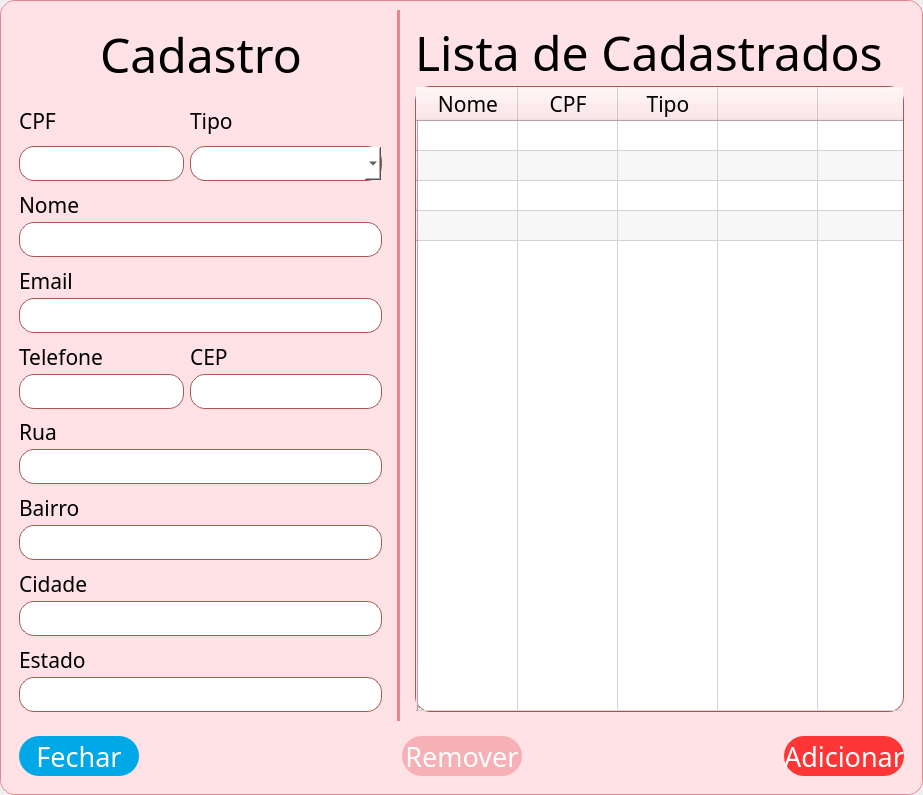
The window that arquivos .ui/Popup_Lista_pessoas.ui (jajpert/Fabrica-SW-96) describes before a commit, drawn with Qt 5.
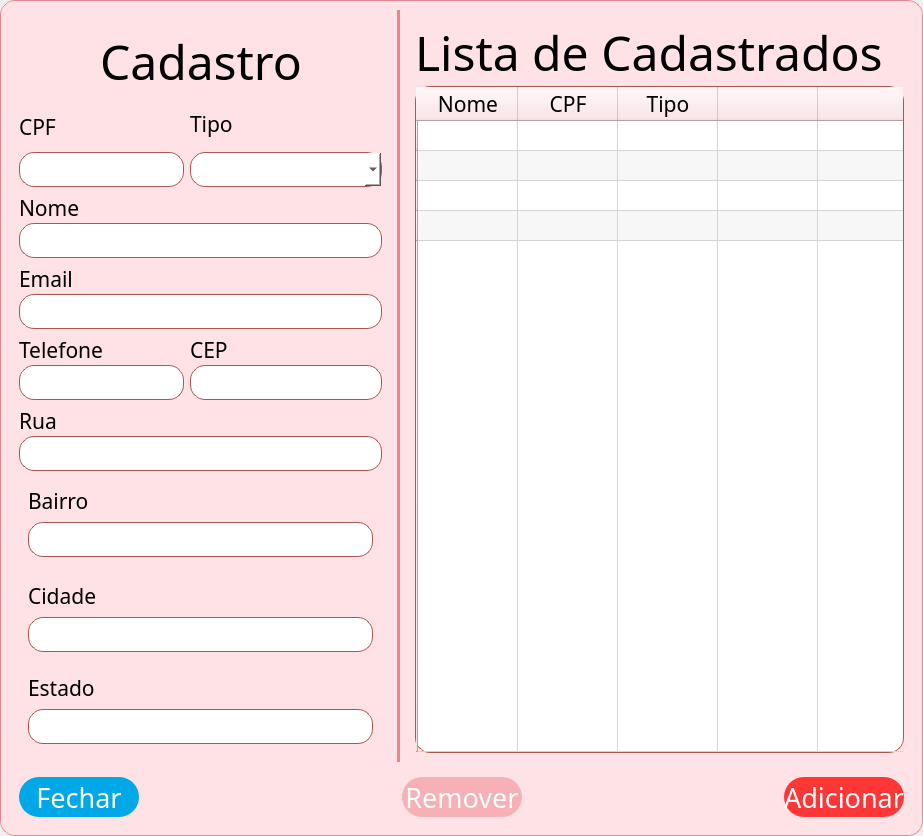
The same window after the commit.

The edit to the form file:
```diff
--- a/arquivos .ui/Popup_Lista_pessoas.ui
+++ b/arquivos .ui/Popup_Lista_pessoas.ui
@@ -339,16 +339,16 @@
               </property>
               <layout class="QHBoxLayout" name="horizontalLayout_5">
                <property name="spacing">
-                <number>0</number>
+                <number>6</number>
                </property>
                <property name="leftMargin">
-                <number>0</number>
+                <number>9</number>
                </property>
                <property name="topMargin">
-                <number>0</number>
+                <number>9</number>
                </property>
                <property name="rightMargin">
-                <number>0</number>
+                <number>9</number>
                </property>
                <property name="bottomMargin">
                 <number>0</number>
@@ -470,19 +470,19 @@
               </property>
               <layout class="QVBoxLayout" name="verticalLayout_14">
                <property name="spacing">
-                <number>0</number>
+                <number>6</number>
                </property>
                <property name="leftMargin">
-                <number>0</number>
+                <number>9</number>
                </property>
                <property name="topMargin">
-                <number>0</number>
+                <number>9</number>
                </property>
                <property name="rightMargin">
-                <number>0</number>
+                <number>9</number>
                </property>
                <property name="bottomMargin">
-                <number>0</number>
+                <number>6</number>
                </property>
                <item>
                 <widget class="QLabel" name="label_cidade_popup_oficinas_as_2">
@@ -730,19 +730,19 @@
               </property>
               <layout class="QVBoxLayout" name="verticalLayout_13">
                <property name="spacing">
-                <number>0</number>
+                <number>6</number>
                </property>
                <property name="leftMargin">
-                <number>0</number>
+                <number>9</number>
                </property>
                <property name="topMargin">
-                <number>0</number>
+                <number>9</number>
                </property>
                <property name="rightMargin">
-                <number>0</number>
+                <number>9</number>
                </property>
                <property name="bottomMargin">
-                <number>0</number>
+                <number>9</number>
                </property>
                <item>
                 <widget class="QLabel" name="label_bairro_popup_oficinas_as">
@@ -785,71 +785,6 @@
               </layout>
              </widget>
             </item>
-            <item row="1" column="0">
-             <widget class="QFrame" name="frame_3">
-              <property name="frameShape">
-               <enum>QFrame::StyledPanel</enum>
-              </property>
-              <property name="frameShadow">
-               <enum>QFrame::Raised</enum>
-              </property>
-              <layout class="QVBoxLayout" name="verticalLayout_4">
-               <property name="spacing">
-                <number>0</number>
-               </property>
-               <property name="leftMargin">
-                <number>0</number>
-               </property>
-               <property name="topMargin">
-                <number>0</number>
-               </property>
-               <property name="rightMargin">
-                <number>0</number>
-               </property>
-               <property name="bottomMargin">
-                <number>0</number>
-               </property>
-               <item>
-                <widget class="QLabel" name="label_cpf_popup_oficinas_as">
-                 <property name="font">
-                  <font>
-                   <family>Abel</family>
-                   <pointsize>16</pointsize>
-                  </font>
-                 </property>
-                 <property name="text">
-                  <string>CPF</string>
-                 </property>
-                </widget>
-               </item>
-               <item>
-                <widget class="QLineEdit" name="input_cpf_popup_oficinas_as">
-                 <property name="minimumSize">
-                  <size>
-                   <width>0</width>
-                   <height>35</height>
-                  </size>
-                 </property>
-                 <property name="maximumSize">
-                  <size>
-                   <width>16777215</width>
-                   <height>35</height>
-                  </size>
-                 </property>
-                 <property name="font">
-                  <font>
-                   <family>Abel</family>
-                   <pointsize>16</pointsize>
-                  </font>
-                 </property>
-                 <property name="styleSheet">
-                  <string notr="true"/>
-                 </property>
-                </widget>
-               </item>
-              </layout>
-             </widget>
-            </item>
             <item row="5" column="1">
              <widget class="QFrame" name="frame_8">
               <property name="frameShape">
@@ -925,19 +860,19 @@
               </property>
               <layout class="QVBoxLayout" name="verticalLayout_15">
                <property name="spacing">
-                <number>0</number>
+                <number>6</number>
                </property>
                <property name="leftMargin">
-                <number>0</number>
+                <number>9</number>
                </property>
                <property name="topMargin">
-                <number>0</number>
+                <number>9</number>
                </property>
                <property name="rightMargin">
-                <number>0</number>
+                <number>9</number>
                </property>
                <property name="bottomMargin">
-                <number>0</number>
+                <number>9</number>
                </property>
                <item>
                 <widget class="QLabel" name="label_estado_popup_oficinas_as_3">
@@ -980,7 +915,72 @@
               </layout>
              </widget>
             </item>
-            <item row="1" column="1">
+            <item row="1" column="0" rowspan="2">
+             <widget class="QFrame" name="frame_3">
+              <property name="frameShape">
+               <enum>QFrame::StyledPanel</enum>
+              </property>
+              <property name="frameShadow">
+               <enum>QFrame::Raised</enum>
+              </property>
+              <layout class="QVBoxLayout" name="verticalLayout_4">
+               <property name="spacing">
+                <number>0</number>
+               </property>
+               <property name="leftMargin">
+                <number>0</number>
+               </property>
+               <property name="topMargin">
+                <number>0</number>
+               </property>
+               <property name="rightMargin">
+                <number>0</number>
+               </property>
+               <property name="bottomMargin">
+                <number>0</number>
+               </property>
+               <item>
+                <widget class="QLabel" name="label_cpf_popup_oficinas_as">
+                 <property name="font">
+                  <font>
+                   <family>Abel</family>
+                   <pointsize>16</pointsize>
+                  </font>
+                 </property>
+                 <property name="text">
+                  <string>CPF</string>
+                 </property>
+                </widget>
+               </item>
+               <item>
+                <widget class="QLineEdit" name="input_cpf_popup_oficinas_as">
+                 <property name="minimumSize">
+                  <size>
+                   <width>0</width>
+                   <height>35</height>
+                  </size>
+                 </property>
+                 <property name="maximumSize">
+                  <size>
+                   <width>16777215</width>
+                   <height>35</height>
+                  </size>
+                 </property>
+                 <property name="font">
+                  <font>
+                   <family>Abel</family>
+                   <pointsize>16</pointsize>
+                  </font>
+                 </property>
+                 <property name="styleSheet">
+                  <string notr="true"/>
+                 </property>
+                </widget>
+               </item>
+              </layout>
+             </widget>
+            </item>
+            <item row="1" column="1" rowspan="2">
              <widget class="QFrame" name="frame_4">
               <property name="minimumSize">
                <size>
@@ -996,7 +996,7 @@
               </property>
               <layout class="QVBoxLayout" name="verticalLayout_6">
                <property name="spacing">
-                <number>0</number>
+                <number>6</number>
                </property>
                <property name="leftMargin">
                 <number>0</number>
```
Left out of the diff: 380 changed lines with no effect on the pictures.
